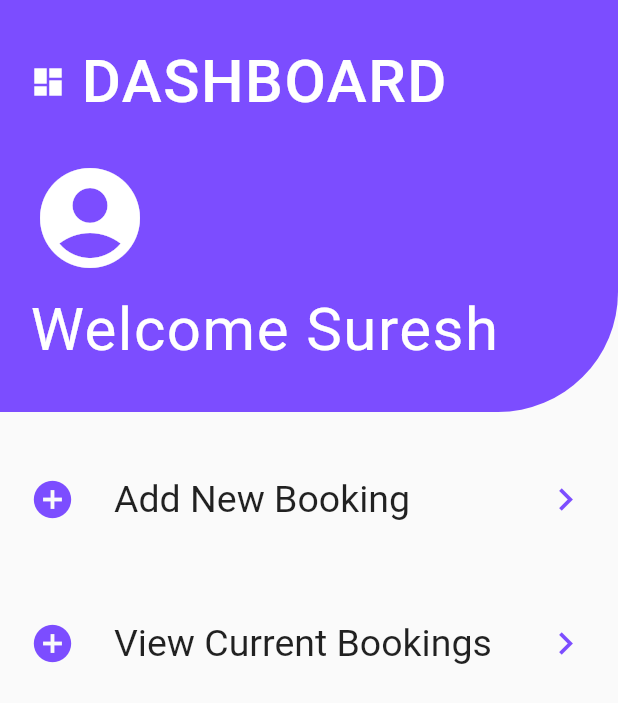
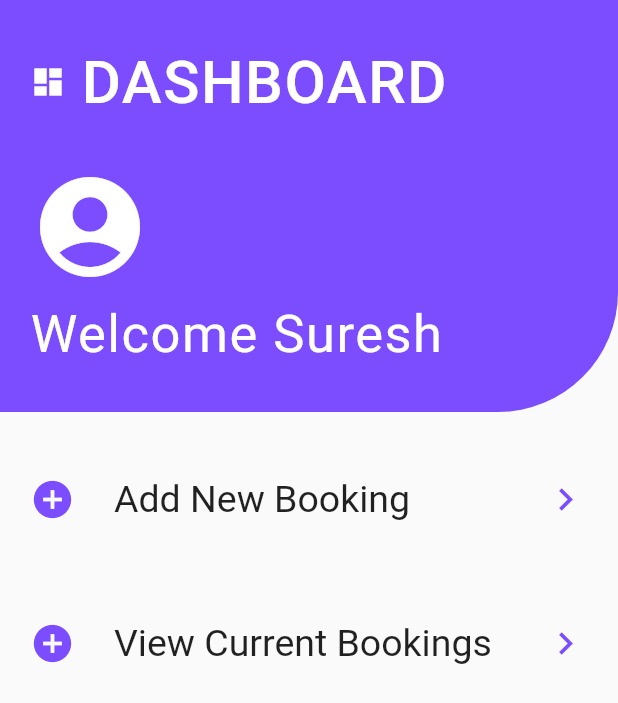
Before and after one commit to Ayush00700/GuestHouseApp, a Flutter app: the screen it shows after launch, after a tap on "Suresh", on a phone screen of 412 x 824 dp. Shown: the top 703 px of the screen. Run offline on Flutter 3.47's test engine with Material 2 defaults, Android fonts, the phone set to English and light mode, and no system bars.

```diff
--- a/lib/main.dart
+++ b/lib/main.dart
@@ -2,6 +2,7 @@ import 'package:flutter/material.dart';
 import 'package:guesthouseapp/screens/dashboard.dart';
 import 'package:guesthouseapp/screens/new_account.dart';
 import 'package:guesthouseapp/screens/welcome_screen.dart';
+import 'package:guesthouseapp/widgets/admin_list.dart';
 
 // import 'package:guesthouseapp/screens/newUser.dart';
 void main() {
@@ -22,7 +23,7 @@ class SelectUser extends StatelessWidget {
       routes: {
         '/': (context) => WelcomeScreen(),
         '/newacc': (context) => NewAccount(),
-        '/dashboard': (context) => DashBoardScreen(),
+        '/dashboard': (context) => DashBoardScreen(AdminBuilder.currentAdmin),
         // '/newUserScreen': (context) => NewUser()
       },
     );
--- a/lib/screens/dashboard.dart
+++ b/lib/screens/dashboard.dart
@@ -1,13 +1,11 @@
 import 'package:flutter/material.dart';
 import 'package:guesthouseapp/models/admins.dart';
-import 'package:guesthouseapp/widgets/admin_list.dart';
 
 class DashBoardScreen extends StatelessWidget {
-  Admin currentAdmin;
-  DashBoardScreen();
+  final Admin currentAdmin;
+  DashBoardScreen(this.currentAdmin);
   @override
   Widget build(BuildContext context) {
-    currentAdmin = AdminBuilder.currentAdmin;
     return Scaffold(
       body: Column(
         children: <Widget>[
@@ -42,9 +40,7 @@ class DashBoardScreen extends StatelessWidget {
                     ),
                   ],
                 ),
-                SizedBox(
-                  height: 5,
-                ),
+                SizedBox(height: 10.0),
                 Icon(
                   Icons.account_circle,
                   size: 80.0,
@@ -59,7 +55,7 @@ class DashBoardScreen extends StatelessWidget {
                       color: Colors.white,
                       fontWeight: FontWeight.w400,
                       letterSpacing: 1.0,
-                      fontSize: 40.0),
+                      fontSize: 35.0),
                 ),
               ],
             ),
```
